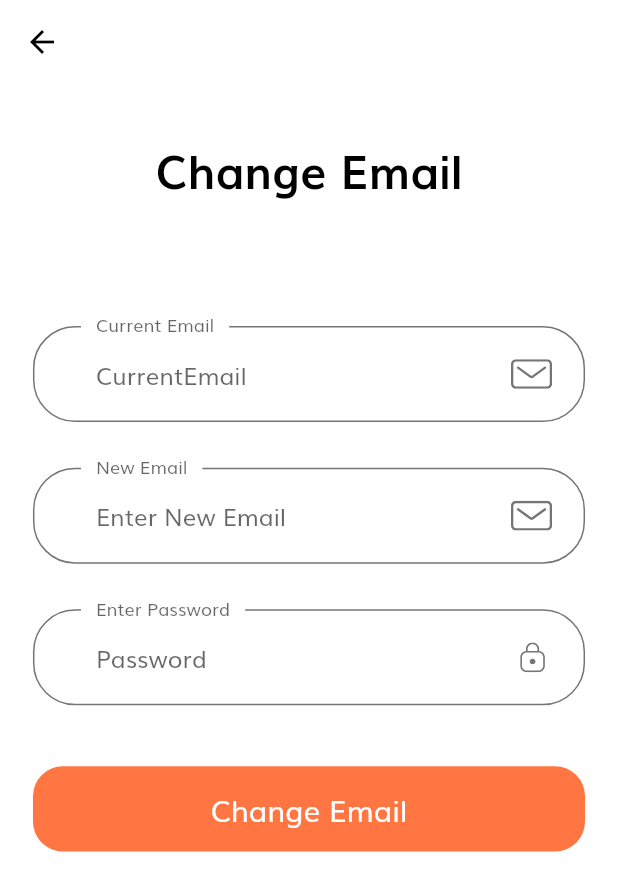
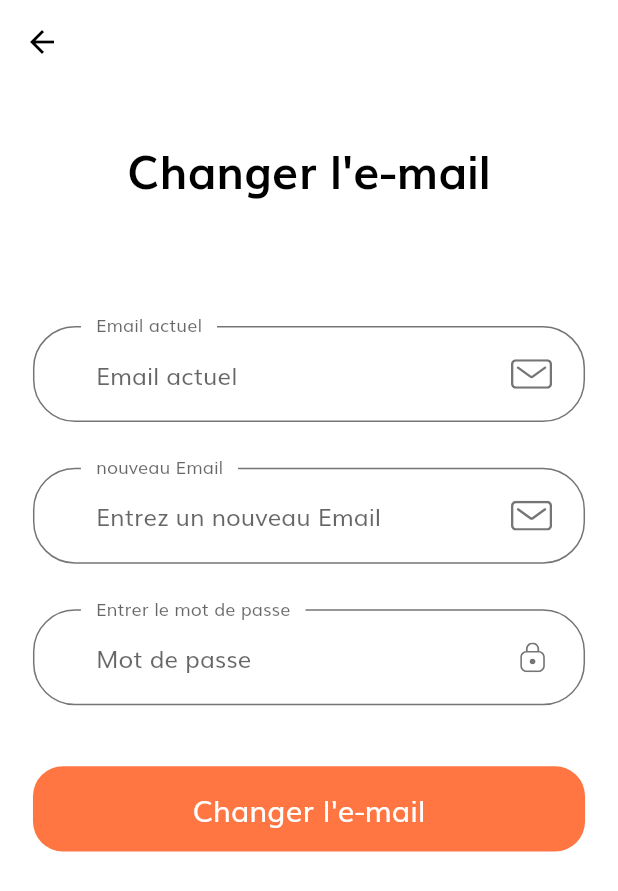
Before and after one commit to noucharles/mobile-shop-games, a Flutter app: the ChangeEmailScreen screen opened directly, on a phone screen of 412 x 824 dp. Shown: the top 891 px of the screen. Run offline on Flutter 3.47's test engine with Material 2 defaults, Android fonts, the phone set to English and light mode, and no system bars; our stand-ins replace cloud_firestore, firebase_auth, firebase_core, firebase_storage, flutter_rating_bar, flutter_svg and 5 more; missing offline and left inert: enum_to_string, future_progress_dialog, pinch_zoom_image_updated, swipedetector; accounts and stored records are empty.

Commit message:
traduction fr change dis picture à change phone

```diff
--- a/lib/screens/change_email/components/body.dart
+++ b/lib/screens/change_email/components/body.dart
@@ -18,7 +18,7 @@ class Body extends StatelessWidget {
               children: [
                 SizedBox(height: SizeConfig.screenHeight * 0.04),
                 Text(
-                  "Change Email",
+                  "Changer l'e-mail",
                   style: headingStyle,
                 ),
                 SizedBox(height: SizeConfig.screenHeight * 0.1),
--- a/lib/screens/change_email/components/change_email_form.dart
+++ b/lib/screens/change_email/components/change_email_form.dart
@@ -47,7 +47,7 @@ class _ChangeEmailFormState extends State<ChangeEmailForm> {
             buildPasswordFormField(),
             SizedBox(height: getProportionateScreenHeight(40)),
             DefaultButton(
-              text: "Change Email",
+              text: "Changer l'e-mail",
               press: () {
                 final updateFuture = changeEmailButtonCallback();
                 showDialog(
@@ -55,7 +55,7 @@ class _ChangeEmailFormState extends State<ChangeEmailForm> {
                   builder: (context) {
                     return FutureProgressDialog(
                       updateFuture,
-                      message: Text("Updating Email"),
+                      message: Text("Mise à jour de l'e-mail"),
                     );
                   },
                 );
@@ -74,8 +74,8 @@ class _ChangeEmailFormState extends State<ChangeEmailForm> {
       controller: passwordController,
       obscureText: true,
       decoration: InputDecoration(
-        hintText: "Password",
-        labelText: "Enter Password",
+        hintText: "Mot de passe",
+        labelText: "Entrer le mot de passe",
         floatingLabelBehavior: FloatingLabelBehavior.always,
         suffixIcon: CustomSuffixIcon(
           svgIcon: "assets/icons/Lock.svg",
@@ -83,7 +83,7 @@ class _ChangeEmailFormState extends State<ChangeEmailForm> {
       ),
       validator: (value) {
         if (passwordController.text.isEmpty) {
-          return "Password cannot be empty";
+          return "Le mot de passe ne peut pas être vide";
         }
         return null;
       },
@@ -101,8 +101,8 @@ class _ChangeEmailFormState extends State<ChangeEmailForm> {
         final textField = TextFormField(
           controller: currentEmailController,
           decoration: InputDecoration(
-            hintText: "CurrentEmail",
-            labelText: "Current Email",
+            hintText: "Email actuel",
+            labelText: "Email actuel",
             floatingLabelBehavior: FloatingLabelBehavior.always,
             suffixIcon: CustomSuffixIcon(
               svgIcon: "assets/icons/Mail.svg",
@@ -120,8 +120,8 @@ class _ChangeEmailFormState extends State<ChangeEmailForm> {
     return TextFormField(
       controller: newEmailController,
       decoration: InputDecoration(
-        hintText: "Enter New Email",
-        labelText: "New Email",
+        hintText: "Entrez un nouveau Email",
+        labelText: "nouveau Email",
         floatingLabelBehavior: FloatingLabelBehavior.always,
         suffixIcon: CustomSuffixIcon(
           svgIcon: "assets/icons/Mail.svg",
@@ -133,7 +133,7 @@ class _ChangeEmailFormState extends State<ChangeEmailForm> {
         } else if (!emailValidatorRegExp.hasMatch(newEmailController.text)) {
           return kInvalidEmailError;
         } else if (newEmailController.text == currentEmailController.text) {
-          return "Email is already linked to account";
+          return "L'e-mail est déjà lié au compte";
         }
         return null;
       },
@@ -155,11 +155,11 @@ class _ChangeEmailFormState extends State<ChangeEmailForm> {
               newEmail: newEmailController.text);
           if (updationStatus == true) {
             snackbarMessage =
-                "Verification email sent. Please verify your new email";
+                "L'email de vérification a été envoyé. Veuillez vérifier votre nouvelle adresse e-mail";
           } else {
             throw FirebaseCredentialActionAuthUnknownReasonFailureException(
                 message:
-                    "Couldn't process your request now. Please try again later");
+                    "Impossible de traiter votre demande maintenant. Veuillez réessayer plus tard");
           }
         } on MessagedFirebaseAuthException catch (e) {
           snackbarMessage = e.message;
--- a/lib/screens/change_password/components/body.dart
+++ b/lib/screens/change_password/components/body.dart
@@ -18,7 +18,7 @@ class Body extends StatelessWidget {
               children: [
                 SizedBox(height: SizeConfig.screenHeight * 0.04),
                 Text(
-                  "Change Password",
+                  "Changer le mot de passe",
                   style: headingStyle,
                 ),
                 SizedBox(height: SizeConfig.screenHeight * 0.1),
--- a/lib/screens/change_password/components/change_password_form.dart
+++ b/lib/screens/change_password/components/change_password_form.dart
@@ -46,7 +46,7 @@ class _ChangePasswordFormState extends State<ChangePasswordForm> {
             buildConfirmNewPasswordFormField(),
             SizedBox(height: getProportionateScreenHeight(40)),
             DefaultButton(
-              text: "Change Password",
+              text: "Changer le mot de passe",
               press: () {
                 final updateFuture = changePasswordButtonCallback();
                 showDialog(
@@ -54,7 +54,7 @@ class _ChangePasswordFormState extends State<ChangePasswordForm> {
                   builder: (context) {
                     return FutureProgressDialog(
                       updateFuture,
-                      message: Text("Updating Password"),
+                      message: Text("Mettre à jour le mot de passe"),
                     );
                   },
                 );
@@ -71,8 +71,8 @@ class _ChangePasswordFormState extends State<ChangePasswordForm> {
       controller: confirmNewPasswordController,
       obscureText: true,
       decoration: InputDecoration(
-        hintText: "Confirm New Password",
-        labelText: "Confirm New Password",
+        hintText: "Confirmer le nouveau mot de passe",
+        labelText: "Confirmer le nouveau mot de passe",
         floatingLabelBehavior: FloatingLabelBehavior.always,
         suffixIcon: CustomSuffixIcon(
           svgIcon: "assets/icons/Lock.svg",
@@ -80,7 +80,7 @@ class _ChangePasswordFormState extends State<ChangePasswordForm> {
       ),
       validator: (value) {
         if (confirmNewPasswordController.text != newPasswordController.text) {
-          return "Not matching with Password";
+          return "Ne correspond pas au mot de passe";
         }
         return null;
       },
@@ -93,8 +93,8 @@ class _ChangePasswordFormState extends State<ChangePasswordForm> {
       controller: currentPasswordController,
       obscureText: true,
       decoration: InputDecoration(
-        hintText: "Enter Current Password",
-        labelText: "Current Password",
+        hintText: "Saisissez le mot de passe actuel",
+        labelText: "Mot de passe actuel",
         floatingLabelBehavior: FloatingLabelBehavior.always,
         suffixIcon: CustomSuffixIcon(
           svgIcon: "assets/icons/Lock.svg",
@@ -112,8 +112,8 @@ class _ChangePasswordFormState extends State<ChangePasswordForm> {
       controller: newPasswordController,
       obscureText: true,
       decoration: InputDecoration(
-        hintText: "Enter New password",
-        labelText: "New Password",
+        hintText: "Entrez un nouveau mot de passe",
+        labelText: "nouveau mot de passe",
         floatingLabelBehavior: FloatingLabelBehavior.always,
         suffixIcon: CustomSuffixIcon(
           svgIcon: "assets/icons/Lock.svg",
@@ -121,9 +121,9 @@ class _ChangePasswordFormState extends State<ChangePasswordForm> {
       ),
       validator: (value) {
         if (newPasswordController.text.isEmpty) {
-          return "Password cannot be empty";
+          return "Le mot de passe ne peut pas être vide";
         } else if (newPasswordController.text.length < 8) {
-          return "Password too short";
+          return "Mot de passe trop court";
         }
         return null;
       },
@@ -138,7 +138,7 @@ class _ChangePasswordFormState extends State<ChangePasswordForm> {
       bool currentPasswordValidation = await authService
           .verifyCurrentUserPassword(currentPasswordController.text);
       if (currentPasswordValidation == false) {
-        print("Current password provided is wrong");
+        print("Le mot de passe actuel fourni est incorrect");
       } else {
         bool updationStatus = false;
         String snackbarMessage;
@@ -146,11 +146,11 @@ class _ChangePasswordFormState extends State<ChangePasswordForm> {
           updationStatus = await authService.changePasswordForCurrentUser(
               newPassword: newPasswordController.text);
           if (updationStatus == true) {
-            snackbarMessage = "Password changed successfully";
+            snackbarMessage = "Le mot de passe a été changé avec succès";
           } else {
             throw FirebaseCredentialActionAuthUnknownReasonFailureException(
                 message:
-                    "Failed to change password, due to some unknown reason");
+                    "Échec de la modification du mot de passe, pour une raison inconnue");
           }
         } on MessagedFirebaseAuthException catch (e) {
           snackbarMessage = e.message;
--- a/lib/screens/change_phone/components/body.dart
+++ b/lib/screens/change_phone/components/body.dart
@@ -17,7 +17,7 @@ class Body extends StatelessWidget {
             children: [
               SizedBox(height: SizeConfig.screenHeight * 0.04),
               Text(
-                "Change Phone Number",
+                "Changer de numéro",
                 style: headingStyle,
               ),
               ChangePhoneNumberForm(),
```
Also changed, not shown: lib/screens/change_display_picture/components/body.dart (+16 -16 lines), lib/screens/change_phone/components/change_phone_number_form.dart (+13 -13 lines).
